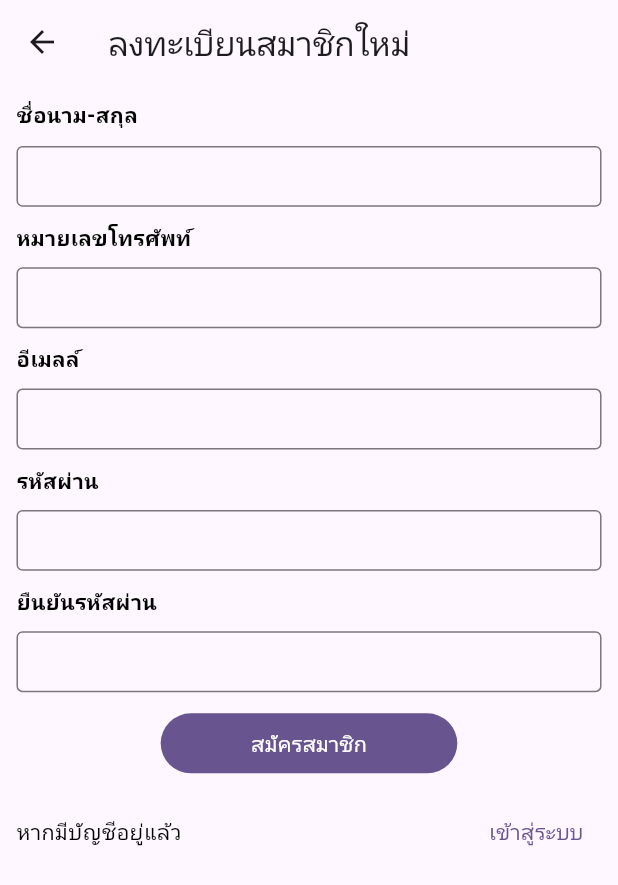
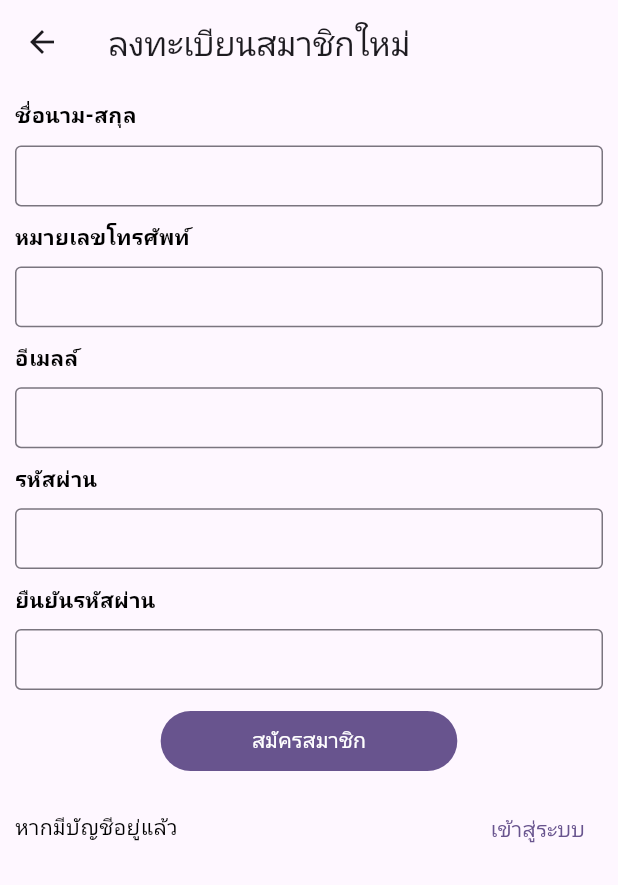
Before and after one commit to Singtodev/flutter_ui, a Flutter app: the screen it shows after launch, after a tap on "ลงทะเบียนใหม่", on a phone screen of 412 x 824 dp. Shown: the top 885 px of the screen. Run offline on Flutter 3.47's test engine with Material 3 defaults, Android fonts, the phone set to English and light mode, and no system bars; our stand-ins replace cached_network_image, flutter_screenutil, google_fonts; network calls fail.

Commit message:
remove screen util in app

```diff
--- a/lib/configs/environment.dart
+++ b/lib/configs/environment.dart
@@ -1,3 +1,3 @@
 Map<String, String> config = {
-  'ENDPOINT': 'http://10.160.121.234:3000',
+  'ENDPOINT': 'http://10.160.31.42:3000',
 };
--- a/lib/pages/auth.dart
+++ b/lib/pages/auth.dart
@@ -43,18 +43,18 @@ class _AuthenticationPageState extends State<AuthenticationPage> {
                     child: Image.asset('assets/images/logo.png')),
               ),
               Padding(
-                padding: EdgeInsets.symmetric(horizontal: 14.w),
+                padding: const EdgeInsets.symmetric(horizontal: 14),
                 child: Column(
                   children: [
-                    Row(
+                    const Row(
                       children: [
                         Padding(
-                          padding: EdgeInsets.symmetric(vertical: 10.h),
+                          padding: EdgeInsets.symmetric(vertical: 10),
                           child: Text(
                             'หมายเลขโทรศัพท์',
                             style: TextStyle(
                               color: Colors.black,
-                              fontSize: 14.sp,
+                              fontSize: 14,
                               fontWeight: FontWeight.bold,
                             ),
                           ),
@@ -66,23 +66,23 @@ class _AuthenticationPageState extends State<AuthenticationPage> {
                       child: TextField(
                         controller: phoneNumberController,
                         keyboardType: TextInputType.phone,
-                        decoration: InputDecoration(
-                            border: const OutlineInputBorder(),
-                            contentPadding: EdgeInsets.all(10.w)),
+                        decoration: const InputDecoration(
+                            border: OutlineInputBorder(),
+                            contentPadding: EdgeInsets.all(10)),
                       ),
                     )
                   ],
                 ),
               ),
-              SizedBox(height: 10.h),
+              const SizedBox(height: 10),
               Padding(
-                padding: EdgeInsets.symmetric(horizontal: 14.w),
+                padding: const EdgeInsets.symmetric(horizontal: 14),
                 child: Column(
                   children: [
                     Row(
                       children: [
                         Padding(
-                          padding: EdgeInsets.symmetric(vertical: 10.h),
+                          padding: const EdgeInsets.symmetric(vertical: 10),
                           child: Text(
                             'รหัสผ่าน',
                             style: TextStyle(
@@ -95,47 +95,47 @@ class _AuthenticationPageState extends State<AuthenticationPage> {
                       ],
                     ),
                     SizedBox(
-                      height: 40.h,
+                      height: 40,
                       child: TextField(
                         controller: passwordController,
                         obscureText: true,
                         enableSuggestions: false,
-                        decoration: InputDecoration(
-                            border: const OutlineInputBorder(),
-                            contentPadding: EdgeInsets.all(10.w)),
+                        decoration: const InputDecoration(
+                            border: OutlineInputBorder(),
+                            contentPadding: EdgeInsets.all(10)),
                       ),
                     )
                   ],
                 ),
               ),
-              SizedBox(height: 10.h),
+              const SizedBox(height: 10),
               Padding(
-                  padding: EdgeInsets.symmetric(horizontal: 14.w),
+                  padding: const EdgeInsets.symmetric(horizontal: 14),
                   child: Column(children: [
                     Row(
                       mainAxisAlignment: MainAxisAlignment.spaceBetween,
                       children: [
                         TextButton(
                             onPressed: registerAction,
-                            child: Text(
+                            child: const Text(
                               'ลงทะเบียนใหม่',
                               style: TextStyle(
-                                fontSize: 14.sp,
+                                fontSize: 14,
                               ),
                             )),
                         FilledButton(
                             onPressed: loginAction,
-                            child: Text(
+                            child: const Text(
                               'เข้าสู่ระบบ',
                               style: TextStyle(
-                                fontSize: 14.sp,
+                                fontSize: 14,
                               ),
                             )),
                       ],
                     )
                   ])),
               Padding(
-                padding: EdgeInsets.symmetric(vertical: 8.0.h),
+                padding: const EdgeInsets.symmetric(vertical: 8.0),
                 child: Text(text),
               ),
             ],
--- a/lib/pages/register.dart
+++ b/lib/pages/register.dart
@@ -34,7 +34,7 @@ class _RegisterPageState extends State<RegisterPage> {
           width: MediaQuery.of(context).size.width,
           child: SingleChildScrollView(
             child: Padding(
-              padding: EdgeInsets.symmetric(horizontal: 10.w),
+              padding: const EdgeInsets.symmetric(horizontal: 10),
               child: Column(
                 children: [
                   InputBox(
@@ -75,7 +75,7 @@ class _RegisterPageState extends State<RegisterPage> {
                   Column(
                     children: [
                       Padding(
-                        padding: EdgeInsets.symmetric(vertical: 10.h),
+                        padding: const EdgeInsets.symmetric(vertical: 10),
                         child: Row(
                           mainAxisAlignment: MainAxisAlignment.center,
                           children: [
@@ -83,10 +83,10 @@ class _RegisterPageState extends State<RegisterPage> {
                               width: 180.w,
                               child: FilledButton(
                                   onPressed: () => {registerAction()},
-                                  child: Text(
+                                  child: const Text(
                                     'สมัครสมาชิก',
                                     style: TextStyle(
-                                      fontSize: 14.sp,
+                                      fontSize: 14,
                                     ),
                                   )),
                             ),
@@ -96,10 +96,9 @@ class _RegisterPageState extends State<RegisterPage> {
                       Row(
                         mainAxisAlignment: MainAxisAlignment.spaceBetween,
                         children: [
-                          Text(
+                          const Text(
                             'หากมีบัญชีอยู่แล้ว',
-                            style:
-                                TextStyle(fontSize: 14.sp, color: Colors.black),
+                            style: TextStyle(fontSize: 14, color: Colors.black),
                           ),
                           TextButton(
                               onPressed: () => {Navigator.pop(context)},
@@ -219,7 +218,7 @@ class InputBox extends StatelessWidget {
         Row(
           children: [
             Padding(
-              padding: EdgeInsets.symmetric(vertical: 10.h),
+              padding: const EdgeInsets.symmetric(vertical: 10),
               child: Text(
                 title,
                 style: TextStyle(
@@ -238,9 +237,9 @@ class InputBox extends StatelessWidget {
             enableSuggestions: enableSuggestions,
             controller: controller,
             keyboardType: type,
-            decoration: InputDecoration(
-                border: const OutlineInputBorder(),
-                contentPadding: EdgeInsets.all(10.w)),
+            decoration: const InputDecoration(
+                border: OutlineInputBorder(),
+                contentPadding: EdgeInsets.all(10)),
           ),
         ),
       ],
--- a/lib/pages/showtrip.dart
+++ b/lib/pages/showtrip.dart
@@ -104,15 +104,14 @@ class CardTrip extends StatelessWidget {
       width: MediaQuery.of(context).size.width,
       child: Card(
         elevation: 5.sp,
-        shape:
-            RoundedRectangleBorder(borderRadius: BorderRadius.circular(15.sp)),
+        shape: RoundedRectangleBorder(borderRadius: BorderRadius.circular(15)),
         child: Padding(
-            padding: EdgeInsets.symmetric(horizontal: 10.w, vertical: 10.h),
+            padding: const EdgeInsets.symmetric(horizontal: 10, vertical: 10),
             child: Column(children: [
               Row(
                 children: [
                   Padding(
-                    padding: EdgeInsets.only(bottom: 6.sp),
+                    padding: const EdgeInsets.only(bottom: 6),
                     child: Text(
                       title,
                       style: TextStyle(
@@ -142,24 +141,24 @@ class CardTrip extends StatelessWidget {
                     children: [
                       Text(
                         country,
-                        style: TextStyle(fontSize: 14.sp),
+                        style: const TextStyle(fontSize: 14),
                       ),
                       Text(
                         duration,
-                        style: TextStyle(fontSize: 14.sp),
+                        style: const TextStyle(fontSize: 14),
                       ),
                       Text(
                         price,
-                        style: TextStyle(fontSize: 14.sp),
+                        style: const TextStyle(fontSize: 14),
                       ),
                       Padding(
-                        padding: EdgeInsets.only(top: 10.h),
+                        padding: const EdgeInsets.only(top: 10),
                         child: FilledButton(
                             onPressed: () => {},
-                            child: Text(
+                            child: const Text(
                               'รายละเอียดเพิ่มเตืม',
                               style: TextStyle(
-                                fontSize: 12.sp,
+                                fontSize: 12,
                               ),
                             )),
                       ),
```
Also changed, not shown: 1 other file.
